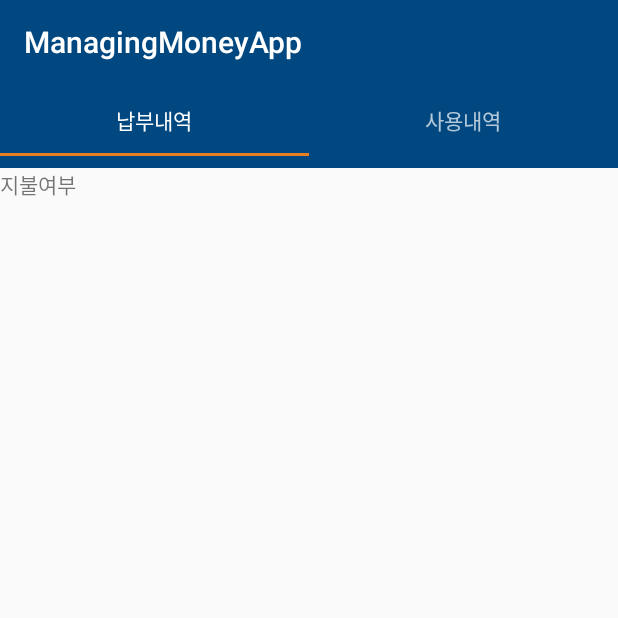
After one commit to Ksj7/Money-Manager-android, an Android app: the EventInfoActivity screen opened directly, with no data from a screen before it, on a phone screen of 412 x 824 dp, the top half of it. The commit adds this screen. Run offline under Robolectric (Android 15) with nearby library versions, the phone set to English and light mode, and no system bars.

Commit message:
add EventInfo and tab menu

```diff
--- a/app/src/main/AndroidManifest.xml
+++ b/app/src/main/AndroidManifest.xml
@@ -24,6 +24,8 @@
         <activity android:name=".LoginActivity"/>
         <activity android:name=".InvitationActivity"/>
         <activity android:name=".MemberListActivity"/>
+        <activity android:name=".EventInfoActivity"/>
+
     </application>
 
 </manifest>
--- /dev/null
+++ b/app/src/main/java/com/tonight/manage/organization/managingmoneyapp/EventInfoActivity.java
@@ -0,0 +1,84 @@
+package com.tonight.manage.organization.managingmoneyapp;
+
+import android.os.Bundle;
+import android.support.design.widget.TabLayout;
+import android.support.v4.app.Fragment;
+import android.support.v4.app.FragmentActivity;
+import android.support.v4.app.FragmentManager;
+import android.support.v4.app.FragmentStatePagerAdapter;
+import android.support.v4.app.FragmentTransaction;
+import android.support.v4.view.PagerAdapter;
+import android.support.v4.view.ViewPager;
+import android.support.v7.app.ActionBar;
+import android.support.v7.app.AppCompatActivity;
+import android.support.v7.widget.Toolbar;
+import android.view.LayoutInflater;
+import android.view.View;
+import android.view.ViewGroup;
+import android.widget.TextView;
+
+/**
+ * Created by 3 on 2016-11-14.
+ */
+
+public class EventInfoActivity extends AppCompatActivity implements TabLayout.OnTabSelectedListener, ViewPager.OnPageChangeListener {
+
+    private TabLayout tabLayout;
+    private ViewPager mViewPager;
+
+    @Override
+    public void onCreate(Bundle savedInstanceState) {
+        super.onCreate(savedInstanceState);
+        setContentView(R.layout.activity_event_info);
+
+        Toolbar toolbar = (Toolbar) findViewById(R.id.toolbar);
+        setSupportActionBar(toolbar);
+
+        tabLayout = (TabLayout) findViewById(R.id.tabLayout);
+
+        tabLayout.addTab(tabLayout.newTab().setText("납부내역"));
+        tabLayout.addTab(tabLayout.newTab().setText("사용내역"));
+        tabLayout.setTabGravity(TabLayout.GRAVITY_FILL);
+
+        mViewPager = (ViewPager) findViewById(R.id.pager);
+        Pager adapter = new Pager(getSupportFragmentManager(), tabLayout.getTabCount());
+        mViewPager.setAdapter(adapter);
+        tabLayout.setOnTabSelectedListener(this);//Tab 선택 시 화면 이동하는 리스너
+        mViewPager.addOnPageChangeListener(this);//Tab swiping시 화면 이동하는 리스너
+
+
+    }
+
+
+    @Override
+    public void onTabSelected(TabLayout.Tab tab) {
+        mViewPager.setCurrentItem(tab.getPosition());
+    }
+
+    @Override
+    public void onTabUnselected(TabLayout.Tab tab) {
+
+    }
+
+    @Override
+    public void onTabReselected(TabLayout.Tab tab) {
+
+    }
+
+    @Override
+    public void onPageScrolled(int position, float positionOffset, int positionOffsetPixels) {
+
+    }
+
+    @Override
+    public void onPageSelected(int position) {
+//actionBar.setSelectedNavigationItem(postion);
+        tabLayout.setScrollPosition(position,0,true);
+        tabLayout.setSelected(true);
+    }
+
+    @Override
+    public void onPageScrollStateChanged(int state) {
+
+    }
+}
--- a/app/src/main/java/com/tonight/manage/organization/managingmoneyapp/EventListActivity.java
+++ b/app/src/main/java/com/tonight/manage/organization/managingmoneyapp/EventListActivity.java
@@ -1,6 +1,7 @@
 package com.tonight.manage.organization.managingmoneyapp;
 
 import android.content.Context;
+import android.content.Intent;
 import android.os.Bundle;
 import android.support.design.widget.NavigationView;
 import android.support.v4.view.GravityCompat;
@@ -14,6 +15,7 @@ import android.support.v7.widget.Toolbar;
 import android.view.LayoutInflater;
 import android.view.Menu;
 import android.view.MenuItem;
+import android.view.MotionEvent;
 import android.view.View;
 import android.view.ViewGroup;
 import android.widget.TextView;
@@ -51,6 +53,15 @@ public class EventListActivity extends AppCompatActivity implements NavigationVi
             @Override
             public void onRefresh() {
                 mEventListSwipeRefreshLayout.setRefreshing(false);
+            }
+        });
+
+        mEventListRecyclerView.setOnTouchListener(new View.OnTouchListener() {
+            @Override
+            public boolean onTouch(View view, MotionEvent motionEvent) {
+                Intent intent = new Intent(EventListActivity.this, EventInfoActivity.class);
+                startActivity(intent);
+                return false;
             }
         });
 
--- /dev/null
+++ b/app/src/main/java/com/tonight/manage/organization/managingmoneyapp/Pager.java
@@ -0,0 +1,42 @@
+package com.tonight.manage.organization.managingmoneyapp;
+
+import android.support.v4.app.Fragment;
+import android.support.v4.app.FragmentManager;
+import android.support.v4.app.FragmentStatePagerAdapter;
+
+/**
+ * Created by 3 on 2016-11-14.
+ */
+
+public class Pager extends FragmentStatePagerAdapter {
+    int tabCount;
+
+    public Pager(FragmentManager fm, int tabCount) {
+        super(fm);
+        this.tabCount = tabCount;
+    }
+
+    @Override
+    public Fragment getItem(int position) {
+        switch (position){
+            case 0:
+                UserFragment userFragment = new UserFragment();
+                return userFragment;
+            case 1:
+                PaymentFragment paymentFragment = new PaymentFragment();
+                return paymentFragment;
+            default:
+                return null;
+        }
+    }
+
+    @Override
+    public int getCount() {
+        return tabCount;
+    }
+
+    @Override
+    public CharSequence getPageTitle(int position) {
+        return "OBJECT " + (position + 1);
+    }
+}
--- /dev/null
+++ b/app/src/main/java/com/tonight/manage/organization/managingmoneyapp/PaymentFragment.java
@@ -0,0 +1,20 @@
+package com.tonight.manage.organization.managingmoneyapp;
+
+import android.os.Bundle;
+import android.support.v4.app.Fragment;
+import android.view.LayoutInflater;
+import android.view.View;
+import android.view.ViewGroup;
+
+/**
+ * Created by 3 on 2016-11-14.
+ */
+
+public class PaymentFragment extends Fragment {
+
+    @Override
+    public View onCreateView(LayoutInflater inflater, ViewGroup container, Bundle savedInstanceState){
+
+        return inflater.inflate(R.layout.activity_event_info_payment, container, false);
+    }
+}
--- /dev/null
+++ b/app/src/main/java/com/tonight/manage/organization/managingmoneyapp/UserFragment.java
@@ -0,0 +1,20 @@
+package com.tonight.manage.organization.managingmoneyapp;
+
+import android.os.Bundle;
+import android.support.v4.app.Fragment;
+import android.view.LayoutInflater;
+import android.view.View;
+import android.view.ViewGroup;
+
+/**
+ * Created by 3 on 2016-11-14.
+ */
+
+public class UserFragment extends Fragment{
+
+    @Override
+    public View onCreateView(LayoutInflater inflater, ViewGroup container, Bundle savedInstanceState){
+
+        return inflater.inflate(R.layout.activity_event_info_user, container, false);
+    }
+}
--- /dev/null
+++ b/app/src/main/res/layout/activity_event_info.xml
@@ -0,0 +1,31 @@
+<?xml version="1.0" encoding="utf-8"?>
+<LinearLayout
+    xmlns:android="http://schemas.android.com/apk/res/android"
+    xmlns:app="http://schemas.android.com/apk/res-auto"
+    android:orientation="vertical"
+    android:layout_width="match_parent"
+    android:layout_height="match_parent">
+
+    <android.support.v7.widget.Toolbar
+        android:id="@+id/toolbar"
+        android:layout_width="match_parent"
+        android:layout_height="wrap_content"
+        android:background="?attr/colorPrimary"
+        android:theme="@style/ThemeOverlay.AppCompat.Dark.ActionBar"
+        app:popupTheme="@style/ThemeOverlay.AppCompat.Light"/>
+
+    <android.support.design.widget.TabLayout
+        android:id="@+id/tabLayout"
+        android:layout_width="match_parent"
+        android:layout_height="wrap_content"
+        android:background="?attr/colorPrimary"
+        android:minHeight="?attr/actionBarSize"
+        android:theme="@style/ThemeOverlay.AppCompat.Dark.ActionBar"/>
+
+
+    <android.support.v4.view.ViewPager
+       android:layout_height="match_parent"
+       android:layout_width="match_parent"
+       android:id="@+id/pager"/>
+
+</LinearLayout>
--- /dev/null
+++ b/app/src/main/res/layout/activity_event_info_payment.xml
@@ -0,0 +1,13 @@
+<?xml version="1.0" encoding="utf-8"?>
+<RelativeLayout
+    xmlns:android="http://schemas.android.com/apk/res/android"
+    android:orientation="vertical"
+    android:layout_width="match_parent"
+    android:layout_height="match_parent">
+
+    <TextView
+        android:layout_width="wrap_content"
+        android:layout_height="wrap_content"
+        android:text="사용내역"/>
+
+</RelativeLayout>
--- /dev/null
+++ b/app/src/main/res/layout/activity_event_info_user.xml
@@ -0,0 +1,13 @@
+<?xml version="1.0" encoding="utf-8"?>
+<RelativeLayout
+    xmlns:android="http://schemas.android.com/apk/res/android"
+    android:orientation="vertical"
+    android:layout_width="match_parent"
+    android:layout_height="match_parent">
+
+    <TextView
+        android:layout_width="wrap_content"
+        android:layout_height="wrap_content"
+        android:text="지불여부"/>
+
+</RelativeLayout>
```
